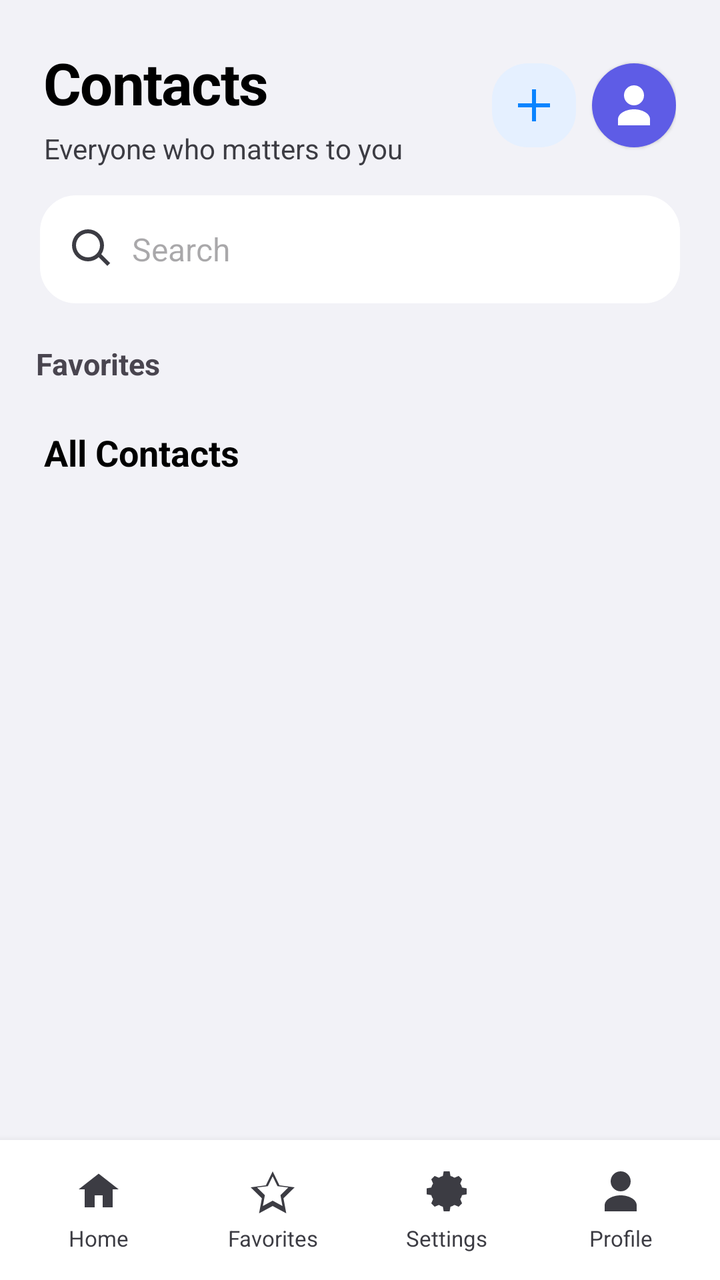
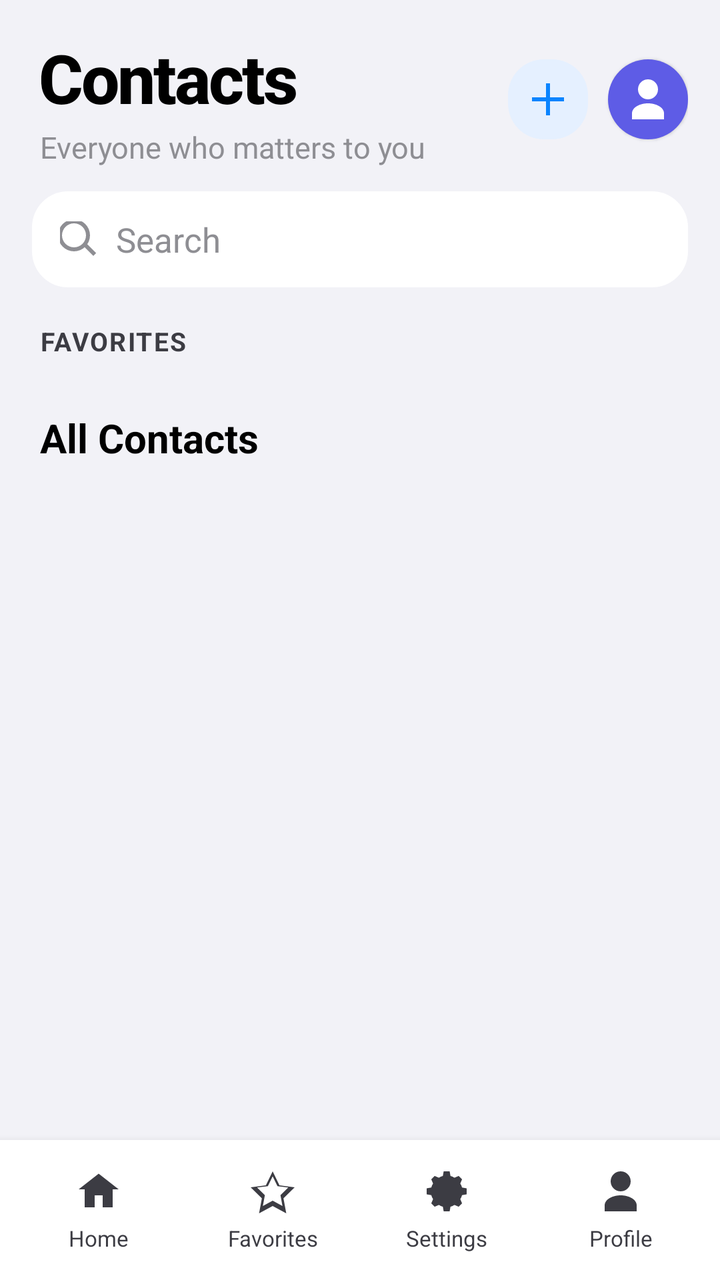

The first picture is an Android layout as it rendered before a commit; the second is the same layout after the commit. The layout source and the unified diff follow.
<!-- AndroidManifest.xml: application theme AppTheme -->
<!-- res/layout/main.xml -->
<LinearLayout
	xmlns:android="http://schemas.android.com/apk/res/android"
	xmlns:app="http://schemas.android.com/apk/res-auto"
	xmlns:tools="http://schemas.android.com/tools"
	android:layout_width="match_parent"
	android:layout_height="match_parent"
	android:orientation="vertical"
	android:background="@color/bg_primary"
	android:fitsSystemWindows="true">
	<LinearLayout
		android:id="@+id/linear9"
		android:layout_width="match_parent"
		android:layout_height="wrap_content"
		android:paddingLeft="22dp"
		android:paddingTop="22dp"
		android:paddingRight="22dp"
		android:paddingBottom="14dp"
		android:gravity="center_vertical"
		android:orientation="horizontal">
		<LinearLayout
			android:layout_width="0dp"
			android:layout_height="wrap_content"
			android:orientation="vertical"
			android:layout_weight="1">
			<TextView
				android:layout_width="wrap_content"
				android:layout_height="wrap_content"
				android:text="@string/home_title"
				android:textColor="@color/text_primary"
				android:textSize="29sp"
				android:textStyle="bold"
				android:letterSpacing="-0.02" />
			<TextView
				android:layout_width="wrap_content"
				android:layout_height="wrap_content"
				android:layout_marginTop="4dp"
				android:text="@string/home_subtitle"
				android:textColor="@color/text_secondary"
				android:textSize="14sp" />
		</LinearLayout>
		<ImageButton
			android:id="@+id/addContactBtn"
			android:layout_width="42dp"
			android:layout_height="42dp"
			android:layout_marginRight="8dp"
			android:padding="10dp"
			android:background="@drawable/bg_add_contact"
			android:src="@drawable/ic_add"
			android:scaleType="center"
			android:contentDescription="@string/add_contact" />
		<ImageButton
			android:id="@+id/profileBtn"
			android:layout_width="42dp"
			android:layout_height="42dp"
			android:padding="10dp"
			android:background="@drawable/bg_avatar_2"
			android:src="@drawable/ic_profile"
			android:scaleType="center"
			android:contentDescription="Open profile"
			app:tint="#FFFFFF"
			android:elevation="1dp" />
	</LinearLayout>
	<LinearLayout
		android:layout_width="match_parent"
		android:layout_height="wrap_content"
		android:paddingLeft="20dp"
		android:paddingRight="20dp"
		android:paddingBottom="8dp"
		android:gravity="center_vertical"
		android:orientation="horizontal">
		<LinearLayout
			android:id="@+id/searchBar"
			android:layout_width="0dp"
			android:layout_height="54dp"
			android:paddingLeft="16dp"
			android:paddingRight="12dp"
			android:background="@drawable/bg_search_pill"
			android:gravity="center_vertical"
			android:orientation="horizontal"
			android:layout_weight="1"
			android:elevation="0dp">
			<ImageView
				android:id="@+id/imageview4"
				android:layout_width="20dp"
				android:layout_height="20dp"
				android:src="@drawable/ic_search"
				android:scaleType="center"
				app:tint="@color/text_secondary" />
			<EditText
				android:id="@+id/searchInput"
				android:layout_width="0dp"
				android:layout_height="match_parent"
				android:paddingLeft="10dp"
				android:textSize="16sp"
				android:hint="@string/search_hint"
				android:singleLine="true"
				android:imeOptions="actionSearch"
				android:layout_weight="1"
				android:background="@null" />
			<ImageButton
				android:id="@+id/clearSearchBtn"
				android:layout_width="28dp"
				android:layout_height="28dp"
				android:padding="6dp"
				android:background="@drawable/bg_ripple"
				android:src="@drawable/ic_close"
				android:scaleType="center"
				android:visibility="gone"
				app:tint="@color/text_secondary" />
		</LinearLayout>
	</LinearLayout>
	<FrameLayout
		android:id="@+id/frame_layout10"
		android:layout_width="match_parent"
		android:layout_height="0dp"
		android:layout_weight="1">
		<ScrollView
			android:id="@+id/vscroll2"
			android:layout_width="match_parent"
			android:layout_height="match_parent"
			android:scrollbars="none">
			<LinearLayout
				android:id="@+id/linear11"
				android:layout_width="match_parent"
				android:layout_height="wrap_content"
				android:orientation="vertical">
				<LinearLayout
					android:id="@+id/favoritesSection"
					android:layout_width="match_parent"
					android:layout_height="wrap_content"
					android:paddingTop="12dp"
					android:orientation="vertical">
					<TextView
						android:id="@+id/textview6"
						android:layout_width="match_parent"
						android:layout_height="wrap_content"
						android:paddingLeft="18dp"
						android:paddingBottom="10dp"
						android:text="@string/favorites_title"
						android:textSize="15sp"
						android:textStyle="bold" />
					<HorizontalScrollView
						android:id="@+id/hscroll2"
						android:layout_width="match_parent"
						android:layout_height="wrap_content"
						android:scrollbars="none">
						<LinearLayout
							android:id="@+id/favoritesRow"
							android:layout_width="wrap_content"
							android:layout_height="wrap_content"
							android:paddingLeft="18dp"
							android:paddingRight="18dp"
							android:orientation="horizontal" />
					</HorizontalScrollView>
				</LinearLayout>
				<LinearLayout
					android:layout_width="match_parent"
					android:layout_height="wrap_content"
					android:layout_marginTop="12dp"
					android:paddingLeft="22dp"
					android:paddingRight="20dp"
					android:paddingBottom="4dp"
					android:gravity="center_vertical"
					android:orientation="horizontal">
					<LinearLayout
						android:layout_width="0dp"
						android:layout_height="wrap_content"
						android:orientation="vertical"
						android:layout_weight="1">
						<TextView
							android:layout_width="wrap_content"
							android:layout_height="wrap_content"
							android:text="@string/all_contacts"
							android:textColor="@color/text_primary"
							android:textSize="18sp"
							android:textStyle="bold" />
						<TextView
							android:id="@+id/contactsCount"
							android:layout_width="wrap_content"
							android:layout_height="wrap_content"
							android:layout_marginTop="3dp"
							android:textColor="@color/text_secondary"
							android:textSize="13sp" />
					</LinearLayout>
				</LinearLayout>
				<androidx.recyclerview.widget.RecyclerView
					android:id="@+id/contactsRecyclerView"
					android:layout_width="match_parent"
					android:layout_height="wrap_content"
					android:accessibilityLiveRegion="polite"
					android:paddingTop="6dp"
					android:paddingBottom="28dp"
					android:clipToPadding="false" />
			</LinearLayout>
		</ScrollView>
		<LinearLayout
			android:id="@+id/emptyStateLayout"
			android:layout_width="match_parent"
			android:layout_height="match_parent"
			android:gravity="center_horizontal|center_vertical"
			android:orientation="vertical"
			android:visibility="gone">
			<ImageView
				android:id="@+id/imageview5"
				android:layout_width="80dp"
				android:layout_height="80dp"
				android:src="@drawable/ic_empty_search"
				android:scaleType="center"
				app:tint="@color/text_secondary" />
			<TextView
				android:id="@+id/emptyStateText"
				android:layout_width="wrap_content"
				android:layout_height="wrap_content"
				android:layout_marginTop="16dp"
				android:text="@string/no_contacts_found"
				android:textSize="16sp" />
		</LinearLayout>
		<LinearLayout
			android:id="@+id/permissionLayout"
			android:layout_width="match_parent"
			android:layout_height="match_parent"
			android:padding="40dp"
			android:gravity="center_horizontal|center_vertical"
			android:orientation="vertical"
			android:visibility="gone">
			<ImageView
				android:id="@+id/imageview6"
				android:layout_width="80dp"
				android:layout_height="80dp"
				android:src="@drawable/ic_no_permission"
				android:scaleType="center"
				app:tint="@color/text_secondary" />
			<TextView
				android:id="@+id/textview7"
				android:layout_width="wrap_content"
				android:layout_height="wrap_content"
				android:layout_marginTop="20dp"
				android:gravity="center_horizontal|center_vertical"
				android:text="@string/permission_rationale_title"
				android:textSize="20sp"
				android:textStyle="bold" />
			<TextView
				android:id="@+id/textview8"
				android:layout_width="wrap_content"
				android:layout_height="wrap_content"
				android:layout_marginTop="10dp"
				android:gravity="center_horizontal|center_vertical"
				android:text="@string/permission_rationale_desc"
				android:textSize="14sp" />
			<TextView
				android:id="@+id/grantPermissionBtn"
				android:layout_width="wrap_content"
				android:layout_height="wrap_content"
				android:layout_marginTop="24dp"
				android:paddingLeft="28dp"
				android:paddingTop="14dp"
				android:paddingRight="28dp"
				android:paddingBottom="14dp"
				android:background="@drawable/bg_fab"
				android:text="Grant Access"
				android:textSize="15sp"
				android:textStyle="bold"
				android:textColor="#FFFFFF"
				android:elevation="2dp" />
		</LinearLayout>
		<ProgressBar
			android:id="@+id/loadingSpinner"
			android:layout_width="wrap_content"
			android:layout_height="wrap_content"
			android:indeterminate="false"
			style="?android:progressBarStyle"
			android:layout_gravity="center_horizontal|center_vertical"
			android:visibility="gone"
			android:indeterminateTint="@color/accent_primary" />
	</FrameLayout>
	<include layout="@layout/bottom_nav" />
</LinearLayout>
<!-- res/layout/bottom_nav.xml (included above) -->
<LinearLayout
	xmlns:android="http://schemas.android.com/apk/res/android"
	xmlns:app="http://schemas.android.com/apk/res-auto"
	xmlns:tools="http://schemas.android.com/tools"
	android:layout_width="match_parent"
	android:layout_height="wrap_content"
	android:orientation="horizontal"
	android:background="@color/bg_secondary"
	android:paddingTop="8dp"
	android:paddingBottom="8dp"
	android:paddingLeft="6dp"
	android:paddingRight="6dp"
	android:elevation="6dp">
	<LinearLayout
		android:id="@+id/navHome"
		android:layout_width="0dp"
		android:layout_height="wrap_content"
		android:minHeight="54dp"
		android:paddingTop="4dp"
		android:paddingBottom="4dp"
		android:background="@drawable/bg_nav_item"
		android:gravity="center_horizontal|center_vertical"
		android:orientation="vertical"
		android:layout_weight="1">
		<ImageView
			android:id="@+id/navHomeIcon"
			android:layout_width="24dp"
			android:layout_height="24dp"
			android:src="@drawable/ic_home"
			android:scaleType="center"
			android:focusable="false"
			android:contentDescription="Home"
			app:tint="@color/text_secondary" />
		<TextView
			android:id="@+id/navHomeText"
			android:layout_width="wrap_content"
			android:layout_height="wrap_content"
			android:layout_marginTop="4dp"
			android:text="Home"
			android:textSize="11sp"
			android:textColor="@color/text_secondary"
			android:focusable="false" />
	</LinearLayout>
	<LinearLayout
		android:id="@+id/navFavorites"
		android:layout_width="0dp"
		android:layout_height="wrap_content"
		android:minHeight="54dp"
		android:paddingTop="4dp"
		android:paddingBottom="4dp"
		android:background="@drawable/bg_nav_item"
		android:gravity="center_horizontal|center_vertical"
		android:orientation="vertical"
		android:layout_weight="1">
		<ImageView
			android:id="@+id/navFavoritesIcon"
			android:layout_width="24dp"
			android:layout_height="24dp"
			android:src="@drawable/ic_star_outline"
			android:scaleType="center"
			android:focusable="false"
			android:contentDescription="Favorites"
			app:tint="@color/text_secondary" />
		<TextView
			android:id="@+id/navFavoritesText"
			android:layout_width="wrap_content"
			android:layout_height="wrap_content"
			android:layout_marginTop="4dp"
			android:text="Favorites"
			android:textSize="11sp"
			android:textColor="@color/text_secondary"
			android:focusable="false" />
	</LinearLayout>
	<LinearLayout
		android:id="@+id/navSettings"
		android:layout_width="0dp"
		android:layout_height="wrap_content"
		android:minHeight="54dp"
		android:paddingTop="4dp"
		android:paddingBottom="4dp"
		android:background="@drawable/bg_nav_item"
		android:gravity="center_horizontal|center_vertical"
		android:orientation="vertical"
		android:layout_weight="1">
		<ImageView
			android:id="@+id/navSettingsIcon"
			android:layout_width="24dp"
			android:layout_height="24dp"
			android:src="@drawable/ic_settings"
			android:scaleType="center"
			android:focusable="false"
			android:contentDescription="Settings"
			app:tint="@color/text_secondary" />
		<TextView
			android:id="@+id/navSettingsText"
			android:layout_width="wrap_content"
			android:layout_height="wrap_content"
			android:layout_marginTop="4dp"
			android:text="Settings"
			android:textSize="11sp"
			android:textColor="@color/text_secondary"
			android:focusable="false" />
	</LinearLayout>
	<LinearLayout
		android:id="@+id/navProfile"
		android:layout_width="0dp"
		android:layout_height="wrap_content"
		android:minHeight="54dp"
		android:paddingTop="4dp"
		android:paddingBottom="4dp"
		android:background="@drawable/bg_nav_item"
		android:gravity="center_horizontal|center_vertical"
		android:orientation="vertical"
		android:layout_weight="1">
		<ImageView
			android:id="@+id/navProfileIcon"
			android:layout_width="24dp"
			android:layout_height="24dp"
			android:src="@drawable/ic_profile"
			android:scaleType="center"
			android:focusable="false"
			android:contentDescription="Profile"
			app:tint="@color/text_secondary" />
		<TextView
			android:id="@+id/navProfileText"
			android:layout_width="wrap_content"
			android:layout_height="wrap_content"
			android:layout_marginTop="4dp"
			android:text="Profile"
			android:textSize="11sp"
			android:textColor="@color/text_secondary"
			android:focusable="false" />
	</LinearLayout>
</LinearLayout>
<!-- resources referenced by this layout -->
<resources>
  <color name="accent_primary">#0A84FF</color>
  <color name="bg_primary">#F2F2F7</color>
  <color name="bg_secondary">#FFFFFF</color>
  <color name="text_primary">#000000</color>
  <color name="text_secondary">#3C3C43</color>
  <!-- drawable bg_add_contact (drawable) -->
  <shape xmlns:android="http://schemas.android.com/apk/res/android" android:shape="rectangle">
      <solid android:color="@color/nav_selected_bg"/>
      <corners android:radius="18dp"/>
  </shape>
  <!-- drawable bg_avatar_2 (drawable) -->
  <shape xmlns:android="http://schemas.android.com/apk/res/android" android:shape="oval">
      <solid android:color="@color/avatar_bg_1"/>
  </shape>
  <!-- drawable bg_fab (drawable) -->
  <layer-list xmlns:android="http://schemas.android.com/apk/res/android">
      <item>
          <shape android:shape="oval">
              <solid android:color="@color/accent_primary"/>
          </shape>
      </item>
  </layer-list>
  <!-- drawable bg_ripple (drawable) -->
  <ripple xmlns:android="http://schemas.android.com/apk/res/android" android:color="?attr/colorControlHighlight">
      <item>
          <shape android:shape="oval">
              <solid android:color="@android:color/transparent"/>
          </shape>
      </item>
  </ripple>
  <!-- drawable bg_search_pill (drawable) -->
  <shape xmlns:android="http://schemas.android.com/apk/res/android" android:shape="rectangle">
      <solid android:color="@color/surface_elevated"/>
      <corners android:radius="18dp"/>
  </shape>
  <!-- drawable ic_add (drawable) -->
  <vector xmlns:android="http://schemas.android.com/apk/res/android"
      android:width="24dp" android:height="24dp" android:viewportWidth="24" android:viewportHeight="24">
      <path android:fillColor="@color/accent_primary" android:pathData="M11,4h2v7h7v2h-7v7h-2v-7H4v-2h7z"/>
  </vector>
  <!-- drawable ic_close (drawable) -->
  <vector xmlns:android="http://schemas.android.com/apk/res/android"
      android:width="24dp" android:height="24dp" android:viewportWidth="24" android:viewportHeight="24">
      <path android:fillColor="#9498AC" android:pathData="M6.4,5L5,6.4 10.6,12 5,17.6 6.4,19 12,13.4 17.6,19 19,17.6 13.4,12 19,6.4 17.6,5 12,10.6z"/>
  </vector>
  <!-- drawable ic_home (drawable) -->
  <vector xmlns:android="http://schemas.android.com/apk/res/android"
      android:width="24dp" android:height="24dp" android:viewportWidth="24" android:viewportHeight="24">
      <path android:fillColor="#9498AC" android:pathData="M12,3.2L2,11h3v9h5v-6h4v6h5v-9h3z"/>
  </vector>
  <!-- drawable ic_profile (drawable) -->
  <vector xmlns:android="http://schemas.android.com/apk/res/android"
      android:width="24dp" android:height="24dp" android:viewportWidth="24" android:viewportHeight="24">
      <path android:fillColor="#9498AC"
          android:pathData="M12,12a5,5 0,1 0,0 -10,5 5,0 0,0 0,10zM12,14c-4,0 -8,2 -8,5v3h16v-3c0,-3 -4,-5 -8,-5z"/>
  </vector>
  <string name="add_contact">Add Contact</string>
  <string name="all_contacts">All Contacts</string>
  <string name="favorites_title">Favorites</string>
  <string name="home_subtitle">Everyone who matters to you</string>
  <string name="home_title">Contacts</string>
  <string name="no_contacts_found">No Results</string>
  <string name="permission_rationale_desc">Conexa needs access to display and manage your contacts. Your data never leaves your device.</string>
  <string name="permission_rationale_title">Contacts Access</string>
  <string name="search_hint">Search</string>
  <style name="AppTheme" parent="Theme.Material3.DayNight.NoActionBar">
          <item name="android:statusBarColor">@android:color/transparent</item>
          <item name="android:navigationBarColor">@android:color/transparent</item>
      </style>
  <color name="nav_selected_bg">#E5F0FF</color>
  <color name="avatar_bg_1">#5E5CE6</color>
  <color name="surface_elevated">#FFFFFF</color>
  <!-- unchanged entries left out for length: 6 -->
</resources>

<!-- the commit's change to res/layout/main.xml (unified diff, before → after) -->
@@ -7,14 +7,16 @@
 	android:orientation="vertical"
 	android:background="@color/bg_primary"
 	android:fitsSystemWindows="true">
+
+	
 	<LinearLayout
 		android:id="@+id/linear9"
 		android:layout_width="match_parent"
 		android:layout_height="wrap_content"
-		android:paddingLeft="22dp"
-		android:paddingTop="22dp"
-		android:paddingRight="22dp"
-		android:paddingBottom="14dp"
+		android:paddingLeft="20dp"
+		android:paddingTop="16dp"
+		android:paddingRight="16dp"
+		android:paddingBottom="12dp"
 		android:gravity="center_vertical"
 		android:orientation="horizontal">
 		<LinearLayout
@@ -27,32 +29,33 @@
 				android:layout_height="wrap_content"
 				android:text="@string/home_title"
 				android:textColor="@color/text_primary"
-				android:textSize="29sp"
+				android:textSize="34sp"
 				android:textStyle="bold"
-				android:letterSpacing="-0.02" />
-			<TextView
-				android:layout_width="wrap_content"
-				android:layout_height="wrap_content"
-				android:layout_marginTop="4dp"
+				android:letterSpacing="-0.03"
+				android:fontFamily="sans-serif-medium" />
+			<TextView
+				android:layout_width="wrap_content"
+				android:layout_height="wrap_content"
+				android:layout_marginTop="2dp"
 				android:text="@string/home_subtitle"
-				android:textColor="@color/text_secondary"
-				android:textSize="14sp" />
+				android:textColor="@color/text_tertiary"
+				android:textSize="15sp" />
 		</LinearLayout>
 		<ImageButton
 			android:id="@+id/addContactBtn"
-			android:layout_width="42dp"
-			android:layout_height="42dp"
-			android:layout_marginRight="8dp"
-			android:padding="10dp"
+			android:layout_width="40dp"
+			android:layout_height="40dp"
+			android:layout_marginRight="10dp"
+			android:padding="9dp"
 			android:background="@drawable/bg_add_contact"
 			android:src="@drawable/ic_add"
 			android:scaleType="center"
 			android:contentDescription="@string/add_contact" />
 		<ImageButton
 			android:id="@+id/profileBtn"
-			android:layout_width="42dp"
-			android:layout_height="42dp"
-			android:padding="10dp"
+			android:layout_width="40dp"
+			android:layout_height="40dp"
+			android:padding="9dp"
 			android:background="@drawable/bg_avatar_2"
 			android:src="@drawable/ic_profile"
 			android:scaleType="center"
@@ -60,39 +63,42 @@
 			app:tint="#FFFFFF"
 			android:elevation="1dp" />
 	</LinearLayout>
+
+	
 	<LinearLayout
 		android:layout_width="match_parent"
 		android:layout_height="wrap_content"
-		android:paddingLeft="20dp"
-		android:paddingRight="20dp"
-		android:paddingBottom="8dp"
+		android:paddingLeft="16dp"
+		android:paddingRight="16dp"
+		android:paddingBottom="10dp"
 		android:gravity="center_vertical"
 		android:orientation="horizontal">
 		<LinearLayout
 			android:id="@+id/searchBar"
 			android:layout_width="0dp"
-			android:layout_height="54dp"
-			android:paddingLeft="16dp"
-			android:paddingRight="12dp"
+			android:layout_height="48dp"
+			android:paddingLeft="14dp"
+			android:paddingRight="10dp"
 			android:background="@drawable/bg_search_pill"
 			android:gravity="center_vertical"
 			android:orientation="horizontal"
-			android:layout_weight="1"
-			android:elevation="0dp">
+			android:layout_weight="1">
 			<ImageView
 				android:id="@+id/imageview4"
-				android:layout_width="20dp"
-				android:layout_height="20dp"
+				android:layout_width="18dp"
+				android:layout_height="18dp"
 				android:src="@drawable/ic_search"
 				android:scaleType="center"
-				app:tint="@color/text_secondary" />
+				app:tint="@color/text_tertiary" />
 			<EditText
 				android:id="@+id/searchInput"
 				android:layout_width="0dp"
 				android:layout_height="match_parent"
 				android:paddingLeft="10dp"
-				android:textSize="16sp"
+				android:textSize="17sp"
 				android:hint="@string/search_hint"
+				android:textColorHint="@color/text_tertiary"
+				android:textColor="@color/text_primary"
 				android:singleLine="true"
 				android:imeOptions="actionSearch"
 				android:layout_weight="1"
@@ -101,14 +107,16 @@
 				android:id="@+id/clearSearchBtn"
 				android:layout_width="28dp"
 				android:layout_height="28dp"
-				android:padding="6dp"
+				android:padding="5dp"
 				android:background="@drawable/bg_ripple"
 				android:src="@drawable/ic_close"
 				android:scaleType="center"
 				android:visibility="gone"
-				app:tint="@color/text_secondary" />
+				app:tint="@color/text_tertiary" />
 		</LinearLayout>
 	</LinearLayout>
+
+	
 	<FrameLayout
 		android:id="@+id/frame_layout10"
 		android:layout_width="match_parent"
@@ -118,48 +126,57 @@
 			android:id="@+id/vscroll2"
 			android:layout_width="match_parent"
 			android:layout_height="match_parent"
-			android:scrollbars="none">
+			android:scrollbars="none"
+			android:overScrollMode="never">
 			<LinearLayout
 				android:id="@+id/linear11"
 				android:layout_width="match_parent"
 				android:layout_height="wrap_content"
 				android:orientation="vertical">
+
+				
 				<LinearLayout
 					android:id="@+id/favoritesSection"
 					android:layout_width="match_parent"
 					android:layout_height="wrap_content"
-					android:paddingTop="12dp"
+					android:paddingTop="8dp"
 					android:orientation="vertical">
 					<TextView
 						android:id="@+id/textview6"
 						android:layout_width="match_parent"
 						android:layout_height="wrap_content"
-						android:paddingLeft="18dp"
+						android:paddingLeft="20dp"
 						android:paddingBottom="10dp"
 						android:text="@string/favorites_title"
-						android:textSize="15sp"
-						android:textStyle="bold" />
+						android:textSize="13sp"
+						android:textStyle="bold"
+						android:textColor="@color/text_secondary"
+						android:textAllCaps="true"
+						android:letterSpacing="0.06" />
 					<HorizontalScrollView
 						android:id="@+id/hscroll2"
 						android:layout_width="match_parent"
 						android:layout_height="wrap_content"
-						android:scrollbars="none">
+						android:scrollbars="none"
+						android:overScrollMode="never">
 						<LinearLayout
 							android:id="@+id/favoritesRow"
 							android:layout_width="wrap_content"
 							android:layout_height="wrap_content"
-							android:paddingLeft="18dp"
-							android:paddingRight="18dp"
+							android:paddingLeft="16dp"
+							android:paddingRight="16dp"
 							android:orientation="horizontal" />
 					</HorizontalScrollView>
 				</LinearLayout>
+
+				
 				<LinearLayout
 					android:layout_width="match_parent"
 					android:layout_height="wrap_content"
-					android:layout_marginTop="12dp"
-					android:paddingLeft="22dp"
-					android:paddingRight="20dp"
-					android:paddingBottom="4dp"
+					android:layout_marginTop="16dp"
+					android:paddingLeft="20dp"
+					android:paddingRight="16dp"
+					android:paddingBottom="6dp"
 					android:gravity="center_vertical"
 					android:orientation="horizontal">
 					<LinearLayout
@@ -172,49 +189,59 @@
 							android:layout_height="wrap_content"
 							android:text="@string/all_contacts"
 							android:textColor="@color/text_primary"
-							android:textSize="18sp"
+							android:textSize="20sp"
 							android:textStyle="bold" />
 						<TextView
 							android:id="@+id/contactsCount"
 							android:layout_width="wrap_content"
 							android:layout_height="wrap_content"
-							android:layout_marginTop="3dp"
-							android:textColor="@color/text_secondary"
+							android:layout_marginTop="2dp"
+							android:textColor="@color/text_tertiary"
 							android:textSize="13sp" />
 					</LinearLayout>
 				</LinearLayout>
+
+				
 				<androidx.recyclerview.widget.RecyclerView
 					android:id="@+id/contactsRecyclerView"
 					android:layout_width="match_parent"
 					android:layout_height="wrap_content"
 					android:accessibilityLiveRegion="polite"
-					android:paddingTop="6dp"
-					android:paddingBottom="28dp"
-					android:clipToPadding="false" />
+					android:paddingTop="4dp"
+					android:paddingBottom="32dp"
+					android:clipToPadding="false"
+					android:overScrollMode="never" />
 			</LinearLayout>
 		</ScrollView>
+
+		
 		<LinearLayout
 			android:id="@+id/emptyStateLayout"
 			android:layout_width="match_parent"
 			android:layout_height="match_parent"
 			android:gravity="center_horizontal|center_vertical"
 			android:orientation="vertical"
-			android:visibility="gone">
+			android:visibility="gone"
+			android:padding="40dp">
 			<ImageView
 				android:id="@+id/imageview5"
-				android:layout_width="80dp"
-				android:layout_height="80dp"
+				android:layout_width="72dp"
+				android:layout_height="72dp"
 				android:src="@drawable/ic_empty_search"
 				android:scaleType="center"
-				app:tint="@color/text_secondary" />
+				app:tint="@color/text_quaternary" />
 			<TextView
 				android:id="@+id/emptyStateText"
 				android:layout_width="wrap_content"
 				android:layout_height="wrap_content"
 				android:layout_marginTop="16dp"
 				android:text="@string/no_contacts_found"
-				android:textSize="16sp" />
+				android:textSize="17sp"
+				android:textColor="@color/text_secondary"
+				android:gravity="center" />
 		</LinearLayout>
+
+		
 		<LinearLayout
 			android:id="@+id/permissionLayout"
 			android:layout_width="match_parent"
@@ -225,54 +252,60 @@
 			android:visibility="gone">
 			<ImageView
 				android:id="@+id/imageview6"
-				android:layout_width="80dp"
-				android:layout_height="80dp"
+				android:layout_width="72dp"
+				android:layout_height="72dp"
 				android:src="@drawable/ic_no_permission"
 				android:scaleType="center"
-				app:tint="@color/text_secondary" />
+				app:tint="@color/text_quaternary" />
 			<TextView
 				android:id="@+id/textview7"
 				android:layout_width="wrap_content"
 				android:layout_height="wrap_content"
 				android:layout_marginTop="20dp"
-				android:gravity="center_horizontal|center_vertical"
+				android:gravity="center"
 				android:text="@string/permission_rationale_title"
-				android:textSize="20sp"
-				android:textStyle="bold" />
+				android:textSize="22sp"
+				android:textStyle="bold"
+				android:textColor="@color/text_primary" />
 			<TextView
 				android:id="@+id/textview8"
 				android:layout_width="wrap_content"
 				android:layout_height="wrap_content"
 				android:layout_marginTop="10dp"
-				android:gravity="center_horizontal|center_vertical"
+				android:gravity="center"
 				android:text="@string/permission_rationale_desc"
-				android:textSize="14sp" />
+				android:textSize="15sp"
+				android:textColor="@color/text_secondary"
+				android:lineSpacingExtra="3dp" />
 			<TextView
 				android:id="@+id/grantPermissionBtn"
 				android:layout_width="wrap_content"
 				android:layout_height="wrap_content"
-				android:layout_marginTop="24dp"
-				android:paddingLeft="28dp"
+				android:layout_marginTop="28dp"
+				android:paddingLeft="32dp"
 				android:paddingTop="14dp"
-				android:paddingRight="28dp"
+				android:paddingRight="32dp"
 				android:paddingBottom="14dp"
 				android:background="@drawable/bg_fab"
-				android:text="Grant Access"
-				android:textSize="15sp"
+				android:text="@string/grant_access"
+				android:textSize="16sp"
 				android:textStyle="bold"
 				android:textColor="#FFFFFF"
 				android:elevation="2dp" />
 		</LinearLayout>
+
+		
 		<ProgressBar
 			android:id="@+id/loadingSpinner"
 			android:layout_width="wrap_content"
 			android:layout_height="wrap_content"
-			android:indeterminate="false"
 			style="?android:progressBarStyle"
-			android:layout_gravity="center_horizontal|center_vertical"
+			android:layout_gravity="center"
 			android:visibility="gone"
 			android:indeterminateTint="@color/accent_primary" />
 	</FrameLayout>
+
+	
 	<include layout="@layout/bottom_nav" />
 </LinearLayout>
 <!-- res/layout/bottom_nav.xml (included above) -->
<!-- resource entries referenced after the edit -->
@@ -4,7 +4,9 @@
   <color name="bg_primary">#F2F2F7</color>
   <color name="bg_secondary">#FFFFFF</color>
   <color name="text_primary">#000000</color>
+  <color name="text_quaternary">#C7C7CC</color>
   <color name="text_secondary">#3C3C43</color>
+  <color name="text_tertiary">#8E8E93</color>
   <!-- drawable bg_add_contact (drawable) -->
   <shape xmlns:android="http://schemas.android.com/apk/res/android" android:shape="rectangle">
       <solid android:color="@color/nav_selected_bg"/>
@@ -59,6 +61,7 @@
   <string name="add_contact">Add Contact</string>
   <string name="all_contacts">All Contacts</string>
   <string name="favorites_title">Favorites</string>
+  <string name="grant_access">Allow Access</string>
   <string name="home_subtitle">Everyone who matters to you</string>
   <string name="home_title">Contacts</string>
   <string name="no_contacts_found">No Results</string>
